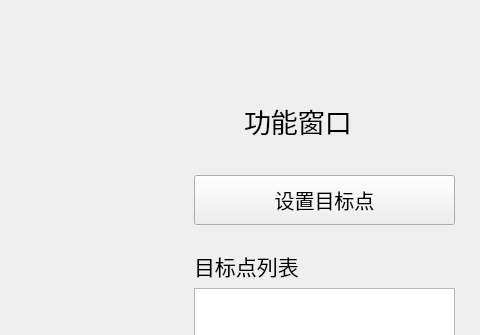
Qt form robot2077/src/robot2077_ui/ui/navigation_dialog.ui (sebuaa2020/Team208) before a commit; both pictures show x 476 to 956 and y 0 to 335 of the 956 by 652 pixel window.
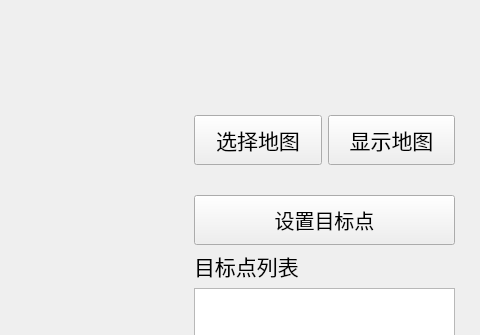
The same form after that commit.

What changed in the file:
```diff
--- a/robot2077/src/robot2077_ui/ui/navigation_dialog.ui
+++ b/robot2077/src/robot2077_ui/ui/navigation_dialog.ui
@@ -73,9 +73,9 @@
    <property name="geometry">
     <rect>
      <x>670</x>
-     <y>150</y>
+     <y>190</y>
      <width>261</width>
-     <height>101</height>
+     <height>61</height>
     </rect>
    </property>
    <layout class="QHBoxLayout" name="horizontalLayout">
@@ -99,23 +99,53 @@
     </item>
    </layout>
   </widget>
-  <widget class="QLabel" name="label">
+  <widget class="QWidget" name="horizontalLayoutWidget_3">
    <property name="geometry">
     <rect>
-     <x>720</x>
+     <x>670</x>
      <y>100</y>
-     <width>151</width>
-     <height>41</height>
+     <width>261</width>
+     <height>81</height>
     </rect>
    </property>
+   <layout class="QHBoxLayout" name="horizontalLayout_2">
+    <item>
+     <widget class="QPushButton" name="mapselect_btn">
+      <property name="minimumSize">
+       <size>
+        <width>0</width>
+        <height>50</height>
+       </size>
+      </property>
    <property name="font">
     <font>
-     <pointsize>20</pointsize>
+        <pointsize>16</pointsize>
     </font>
    </property>
    <property name="text">
-    <string>功能窗口</string>
-   </property>
+       <string>选择地图</string>
+      </property>
+     </widget>
+    </item>
+    <item>
+     <widget class="QPushButton" name="mapshow_btn">
+      <property name="minimumSize">
+       <size>
+        <width>0</width>
+        <height>50</height>
+       </size>
+      </property>
+      <property name="font">
+       <font>
+        <pointsize>16</pointsize>
+       </font>
+      </property>
+      <property name="text">
+       <string>显示地图</string>
+      </property>
+     </widget>
+    </item>
+   </layout>
   </widget>
  </widget>
  <resources/>
```
Lines whose indentation alone changed are shown as unchanged.
